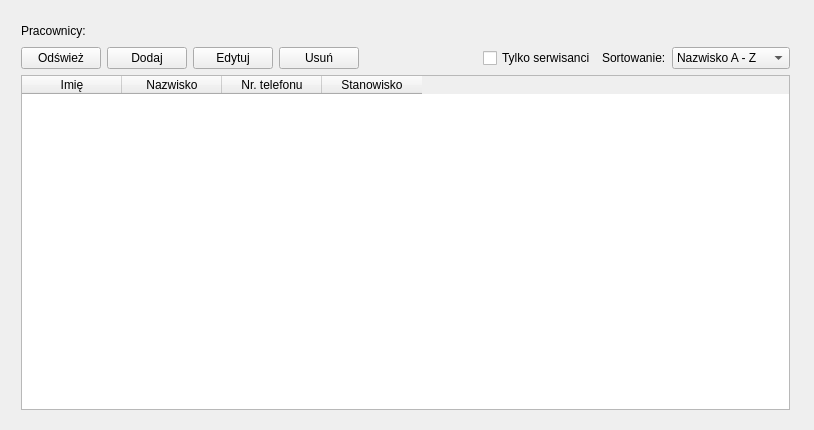
Qt form CELEJ_PROJEKT_SERWIS_PIEC_v2/workerswidget.ui (kcelej/Celej_Firma_Piec_Biuro_Repo) before a commit.
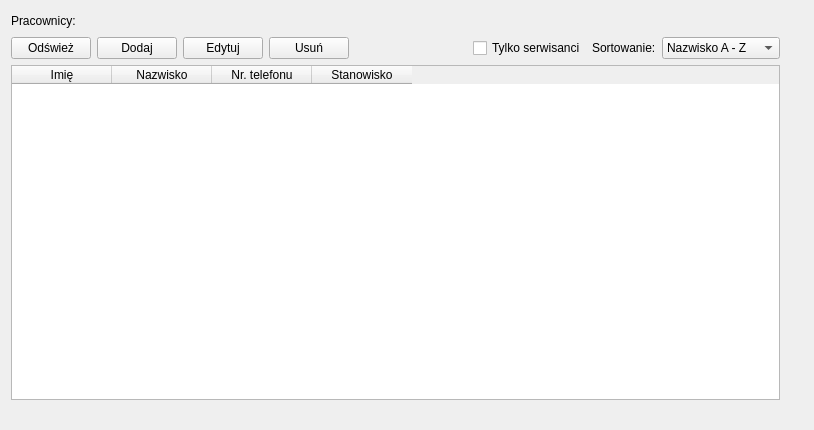
The same form after that commit.

```diff
--- a/CELEJ_PROJEKT_SERWIS_PIEC_v2/workerswidget.ui
+++ b/CELEJ_PROJEKT_SERWIS_PIEC_v2/workerswidget.ui
@@ -16,8 +16,8 @@
   <widget class="QWidget" name="layoutWidget">
    <property name="geometry">
     <rect>
-     <x>10</x>
-     <y>10</y>
+     <x>0</x>
+     <y>0</y>
      <width>791</width>
      <height>411</height>
     </rect>
```
Left out of the diff: 4 changed lines with no effect on the pictures.
